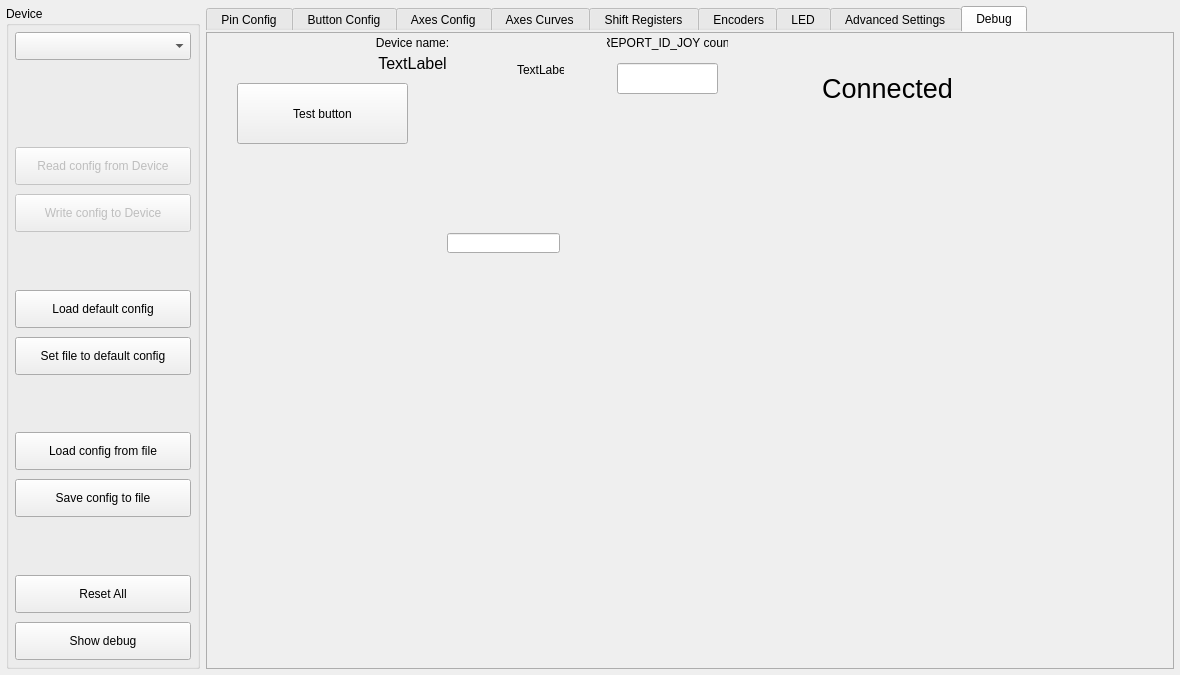
This is src/mainwindow.ui in FreeJoy-Team/FreeJoyConfiguratorQt as Qt 5 draws it before an edit. The edited form follows.
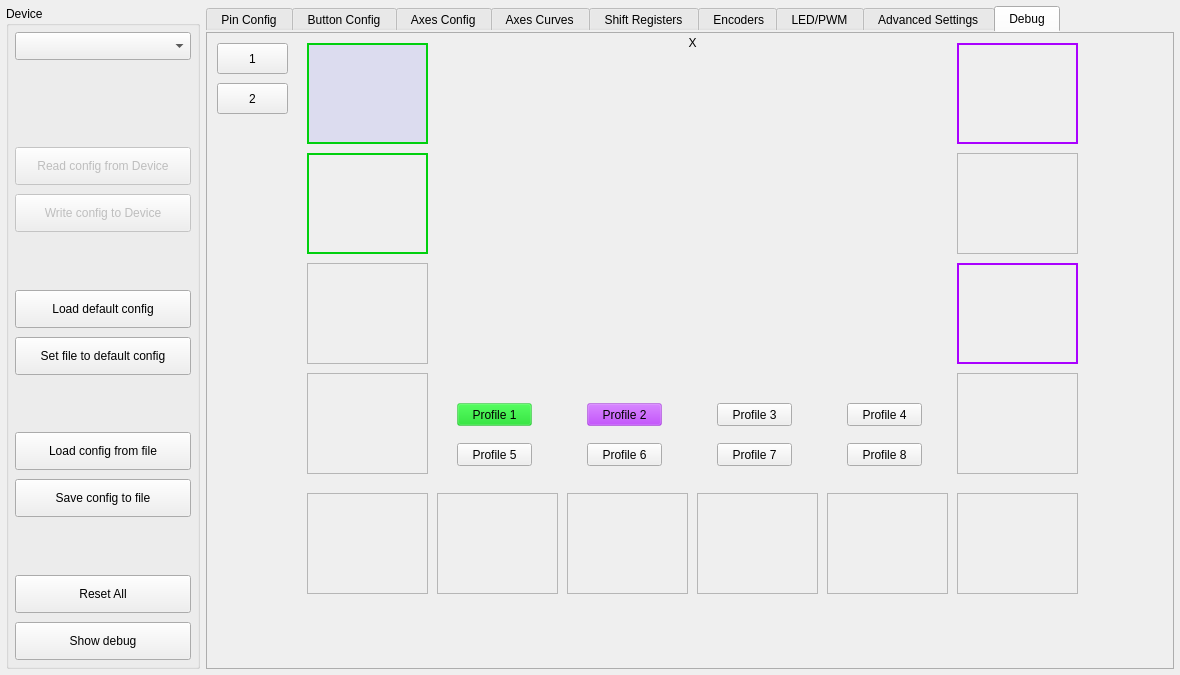
This is the edited form. The open tabs and pages were chosen to show the change. Custom widgets are drawn as their Qt base class.

Diff of the .ui file:
```diff
--- a/src/mainwindow.ui
+++ b/src/mainwindow.ui
@@ -188,7 +188,7 @@
       </widget>
       <widget class="QWidget" name="tab_LED">
        <attribute name="title">
-        <string> LED </string>
+        <string> LED/PWM </string>
        </attribute>
        <layout class="QVBoxLayout" name="layoutV_tabLedConfig">
         <property name="spacing">
@@ -234,130 +234,363 @@
        <attribute name="title">
         <string> Debug </string>
        </attribute>
-       <widget class="QLabel" name="label_DebDeviceName">
-        <property name="geometry">
-         <rect>
-          <x>120</x>
-          <y>20</y>
-          <width>171</width>
-          <height>21</height>
-         </rect>
-        </property>
-        <property name="font">
-         <font>
-          <pointsize>12</pointsize>
-         </font>
-        </property>
-        <property name="text">
-         <string>TextLabel</string>
-        </property>
-        <property name="alignment">
-         <set>Qt::AlignCenter</set>
-        </property>
-       </widget>
-       <widget class="QLabel" name="label_3">
-        <property name="geometry">
-         <rect>
-          <x>400</x>
-          <y>0</y>
-          <width>121</width>
-          <height>20</height>
-         </rect>
-        </property>
-        <property name="text">
-         <string>REPORT_ID_JOY count</string>
-        </property>
-        <property name="alignment">
-         <set>Qt::AlignCenter</set>
-        </property>
-       </widget>
-       <widget class="QLineEdit" name="lineEdit">
-        <property name="geometry">
-         <rect>
-          <x>410</x>
-          <y>30</y>
-          <width>101</width>
-          <height>31</height>
-         </rect>
-        </property>
-        <property name="alignment">
-         <set>Qt::AlignCenter</set>
-        </property>
-        <property name="readOnly">
-         <bool>false</bool>
-        </property>
-       </widget>
-       <widget class="QLabel" name="label_DebDeviceStatus">
-        <property name="geometry">
-         <rect>
-          <x>600</x>
-          <y>30</y>
-          <width>161</width>
-          <height>51</height>
-         </rect>
-        </property>
-        <property name="font">
-         <font>
-          <pointsize>20</pointsize>
-         </font>
-        </property>
-        <property name="text">
-         <string>Connected</string>
-        </property>
-        <property name="alignment">
-         <set>Qt::AlignCenter</set>
-        </property>
-       </widget>
-       <widget class="QLabel" name="label_2">
-        <property name="geometry">
-         <rect>
-          <x>160</x>
-          <y>0</y>
-          <width>91</width>
-          <height>20</height>
-         </rect>
-        </property>
-        <property name="text">
-         <string>Device name:</string>
-        </property>
-        <property name="alignment">
-         <set>Qt::AlignCenter</set>
-        </property>
-       </widget>
-       <widget class="QLabel" name="label_VID">
-        <property name="geometry">
-         <rect>
-          <x>310</x>
-          <y>30</y>
-          <width>47</width>
-          <height>13</height>
-         </rect>
-        </property>
-        <property name="text">
-         <string>TextLabel</string>
-        </property>
-       </widget>
        <widget class="QPushButton" name="pushButton_TestButton">
         <property name="geometry">
          <rect>
-          <x>30</x>
+          <x>10</x>
+          <y>10</y>
+          <width>71</width>
+          <height>31</height>
+         </rect>
+        </property>
+        <property name="text">
+         <string notr="true">1</string>
+        </property>
+       </widget>
+       <widget class="AxesCurvesProfiles" name="widget" native="true">
+        <property name="geometry">
+         <rect>
+          <x>230</x>
+          <y>20</y>
+          <width>511</width>
+          <height>331</height>
+         </rect>
+        </property>
+       </widget>
+       <widget class="QPushButton" name="pushButton_9">
+        <property name="geometry">
+         <rect>
+          <x>250</x>
+          <y>370</y>
+          <width>75</width>
+          <height>23</height>
+         </rect>
+        </property>
+        <property name="styleSheet">
+         <string notr="true">background-color: rgba(0, 208, 14, 80);</string>
+        </property>
+        <property name="text">
+         <string>Profile 1</string>
+        </property>
+       </widget>
+       <widget class="QPushButton" name="pushButton_10">
+        <property name="geometry">
+         <rect>
+          <x>250</x>
+          <y>410</y>
+          <width>75</width>
+          <height>23</height>
+         </rect>
+        </property>
+        <property name="text">
+         <string>Profile 5</string>
+        </property>
+       </widget>
+       <widget class="QPushButton" name="pushButton_11">
+        <property name="geometry">
+         <rect>
+          <x>380</x>
+          <y>370</y>
+          <width>75</width>
+          <height>23</height>
+         </rect>
+        </property>
+        <property name="styleSheet">
+         <string notr="true">background-color: rgba(170, 0, 255, 80);</string>
+        </property>
+        <property name="text">
+         <string>Profile 2</string>
+        </property>
+       </widget>
+       <widget class="QPushButton" name="pushButton_12">
+        <property name="geometry">
+         <rect>
+          <x>380</x>
+          <y>410</y>
+          <width>75</width>
+          <height>23</height>
+         </rect>
+        </property>
+        <property name="text">
+         <string>Profile 6</string>
+        </property>
+       </widget>
+       <widget class="QPushButton" name="pushButton_13">
+        <property name="geometry">
+         <rect>
+          <x>510</x>
+          <y>370</y>
+          <width>75</width>
+          <height>23</height>
+         </rect>
+        </property>
+        <property name="text">
+         <string>Profile 3</string>
+        </property>
+       </widget>
+       <widget class="QPushButton" name="pushButton_14">
+        <property name="geometry">
+         <rect>
+          <x>510</x>
+          <y>410</y>
+          <width>75</width>
+          <height>23</height>
+         </rect>
+        </property>
+        <property name="text">
+         <string>Profile 7</string>
+        </property>
+       </widget>
+       <widget class="QPushButton" name="pushButton_15">
+        <property name="geometry">
+         <rect>
+          <x>640</x>
+          <y>370</y>
+          <width>75</width>
+          <height>23</height>
+         </rect>
+        </property>
+        <property name="text">
+         <string>Profile 4</string>
+        </property>
+       </widget>
+       <widget class="QPushButton" name="pushButton_16">
+        <property name="geometry">
+         <rect>
+          <x>640</x>
+          <y>410</y>
+          <width>75</width>
+          <height>23</height>
+         </rect>
+        </property>
+        <property name="text">
+         <string>Profile 8</string>
+        </property>
+       </widget>
+       <widget class="QLabel" name="label">
+        <property name="geometry">
+         <rect>
+          <x>230</x>
+          <y>0</y>
+          <width>511</width>
+          <height>20</height>
+         </rect>
+        </property>
+        <property name="text">
+         <string>X</string>
+        </property>
+        <property name="alignment">
+         <set>Qt::AlignCenter</set>
+        </property>
+       </widget>
+       <widget class="AxesCurvesProfiles" name="widget_2" native="true">
+        <property name="geometry">
+         <rect>
+          <x>100</x>
+          <y>10</y>
+          <width>121</width>
+          <height>101</height>
+         </rect>
+        </property>
+        <property name="styleSheet">
+         <string notr="true">border: 2px solid;
+border-color: rgb(0, 208, 14);
+background-color: rgba(0, 0, 240, 20);</string>
+        </property>
+       </widget>
+       <widget class="AxesCurvesProfiles" name="widget_3" native="true">
+        <property name="geometry">
+         <rect>
+          <x>100</x>
+          <y>120</y>
+          <width>121</width>
+          <height>101</height>
+         </rect>
+        </property>
+        <property name="styleSheet">
+         <string notr="true">border: 2px solid;
+border-color: rgb(0, 208, 14);</string>
+        </property>
+       </widget>
+       <widget class="AxesCurvesProfiles" name="widget_4" native="true">
+        <property name="geometry">
+         <rect>
+          <x>100</x>
+          <y>230</y>
+          <width>121</width>
+          <height>101</height>
+         </rect>
+        </property>
+        <property name="styleSheet">
+         <string notr="true">border: 1px solid;
+border-color: rgb(182, 182, 182);</string>
+        </property>
+       </widget>
+       <widget class="AxesCurvesProfiles" name="widget_5" native="true">
+        <property name="geometry">
+         <rect>
+          <x>100</x>
+          <y>340</y>
+          <width>121</width>
+          <height>101</height>
+         </rect>
+        </property>
+        <property name="styleSheet">
+         <string notr="true">border: 1px solid;
+border-color: rgb(182, 182, 182);</string>
+        </property>
+       </widget>
+       <widget class="AxesCurvesProfiles" name="widget_6" native="true">
+        <property name="geometry">
+         <rect>
+          <x>750</x>
+          <y>10</y>
+          <width>121</width>
+          <height>101</height>
+         </rect>
+        </property>
+        <property name="styleSheet">
+         <string notr="true">border: 2px solid;
+border-color: rgb(170, 0, 255);</string>
+        </property>
+       </widget>
+       <widget class="AxesCurvesProfiles" name="widget_7" native="true">
+        <property name="geometry">
+         <rect>
+          <x>750</x>
+          <y>120</y>
+          <width>121</width>
+          <height>101</height>
+         </rect>
+        </property>
+        <property name="styleSheet">
+         <string notr="true">border: 1px solid;
+border-color: rgb(182, 182, 182);</string>
+        </property>
+       </widget>
+       <widget class="AxesCurvesProfiles" name="widget_8" native="true">
+        <property name="geometry">
+         <rect>
+          <x>750</x>
+          <y>230</y>
+          <width>121</width>
+          <height>101</height>
+         </rect>
+        </property>
+        <property name="styleSheet">
+         <string notr="true">border: 2px solid;
+border-color: rgb(170, 0, 255);</string>
+        </property>
+       </widget>
+       <widget class="AxesCurvesProfiles" name="widget_9" native="true">
+        <property name="geometry">
+         <rect>
+          <x>750</x>
+          <y>340</y>
+          <width>121</width>
+          <height>101</height>
+         </rect>
+        </property>
+        <property name="styleSheet">
+         <string notr="true">border: 1px solid;
+border-color: rgb(182, 182, 182);</string>
+        </property>
+       </widget>
+       <widget class="AxesCurvesProfiles" name="widget_10" native="true">
+        <property name="geometry">
+         <rect>
+          <x>100</x>
+          <y>460</y>
+          <width>121</width>
+          <height>101</height>
+         </rect>
+        </property>
+        <property name="styleSheet">
+         <string notr="true">border: 1px solid;
+border-color: rgb(182, 182, 182);</string>
+        </property>
+       </widget>
+       <widget class="AxesCurvesProfiles" name="widget_11" native="true">
+        <property name="geometry">
+         <rect>
+          <x>230</x>
+          <y>460</y>
+          <width>121</width>
+          <height>101</height>
+         </rect>
+        </property>
+        <property name="styleSheet">
+         <string notr="true">border: 1px solid;
+border-color: rgb(182, 182, 182);</string>
+        </property>
+       </widget>
+       <widget class="AxesCurvesProfiles" name="widget_12" native="true">
+        <property name="geometry">
+         <rect>
+          <x>360</x>
+          <y>460</y>
+          <width>121</width>
+          <height>101</height>
+         </rect>
+        </property>
+        <property name="styleSheet">
+         <string notr="true">border: 1px solid;
+border-color: rgb(182, 182, 182);</string>
+        </property>
+       </widget>
+       <widget class="AxesCurvesProfiles" name="widget_13" native="true">
+        <property name="geometry">
+         <rect>
+          <x>490</x>
+          <y>460</y>
+          <width>121</width>
+          <height>101</height>
+         </rect>
+        </property>
+        <property name="styleSheet">
+         <string notr="true">border: 1px solid;
+border-color: rgb(182, 182, 182);</string>
+        </property>
+       </widget>
+       <widget class="AxesCurvesProfiles" name="widget_14" native="true">
+        <property name="geometry">
+         <rect>
+          <x>620</x>
+          <y>460</y>
+          <width>121</width>
+          <height>101</height>
+         </rect>
+        </property>
+        <property name="styleSheet">
+         <string notr="true">border: 1px solid;
+border-color: rgb(182, 182, 182);</string>
+        </property>
+       </widget>
+       <widget class="AxesCurvesProfiles" name="widget_15" native="true">
+        <property name="geometry">
+         <rect>
+          <x>750</x>
+          <y>460</y>
+          <width>121</width>
+          <height>101</height>
+         </rect>
+        </property>
+        <property name="styleSheet">
+         <string notr="true">border: 1px solid;
+border-color: rgb(182, 182, 182);</string>
+        </property>
+       </widget>
+       <widget class="QPushButton" name="pushButton_TestButton_2">
+        <property name="geometry">
+         <rect>
+          <x>10</x>
           <y>50</y>
-          <width>171</width>
-          <height>61</height>
+          <width>71</width>
+          <height>31</height>
          </rect>
         </property>
         <property name="text">
-         <string notr="true">Test button</string>
-        </property>
-       </widget>
-       <widget class="QLineEdit" name="lineEdit_2">
-        <property name="geometry">
-         <rect>
-          <x>240</x>
-          <y>200</y>
-          <width>113</width>
-          <height>20</height>
-         </rect>
+         <string notr="true">2</string>
         </property>
        </widget>
       </widget>
@@ -668,6 +901,12 @@
    <extends>QComboBox</extends>
    <header>centered_cbox.h</header>
   </customwidget>
+  <customwidget>
+   <class>AxesCurvesProfiles</class>
+   <extends>QWidget</extends>
+   <header>widgets/axescurvesprofiles.h</header>
+   <container>1</container>
+  </customwidget>
  </customwidgets>
  <resources/>
  <connections/>
```
